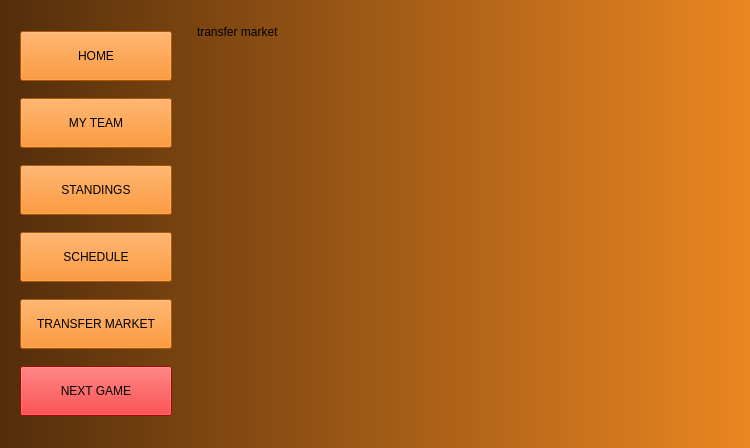
This is ELManager/EuroleagueManager/mainform.ui in TombaM/RS13-euroleague-basketball-manager as Qt 5 draws it before an edit. The edited form follows.
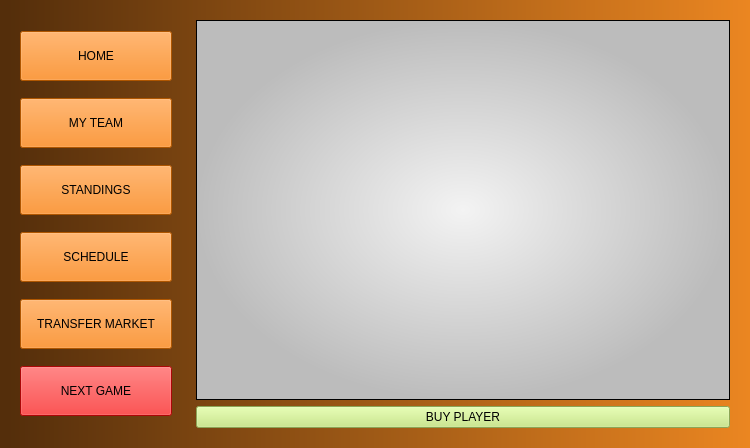
This is the edited form. The open tabs and pages were chosen to show the change.

Diff of the .ui file:
```diff
--- a/ELManager/EuroleagueManager/mainform.ui
+++ b/ELManager/EuroleagueManager/mainform.ui
@@ -215,29 +215,25 @@
       </widget>
      </widget>
      <widget class="QWidget" name="transferMarketPage">
-      <widget class="QLabel" name="label_5">
-       <property name="geometry">
-        <rect>
-         <x>10</x>
-         <y>10</y>
-         <width>531</width>
-         <height>21</height>
-        </rect>
-       </property>
-       <property name="text">
-        <string>transfer market</string>
-       </property>
-      </widget>
-      <widget class="QTableView" name="tableView">
-       <property name="geometry">
-        <rect>
-         <x>10</x>
-         <y>50</y>
-         <width>541</width>
-         <height>361</height>
-        </rect>
-       </property>
-      </widget>
+      <layout class="QGridLayout" name="gridLayout_3">
+       <item row="0" column="0">
+        <widget class="QListWidget" name="transfer_list_widget">
+         <property name="styleSheet">
+          <string notr="true">background-color:qradialgradient(spread:pad, cx:0.5, cy:0.5, radius:0.5, fx:0.5, fy:0.5, stop:0 rgba(243, 243, 243, 255), stop:1 rgba(188, 188, 188, 255))</string>
+         </property>
+        </widget>
+       </item>
+       <item row="1" column="0">
+        <widget class="QPushButton" name="buy_button">
+         <property name="styleSheet">
+          <string notr="true">background-color:rgb(195, 231, 119)</string>
+         </property>
+         <property name="text">
+          <string>BUY PLAYER</string>
+         </property>
+        </widget>
+       </item>
+      </layout>
      </widget>
     </widget>
    </item>
```
Left out of the diff: 16 changed lines with no effect on the pictures.
